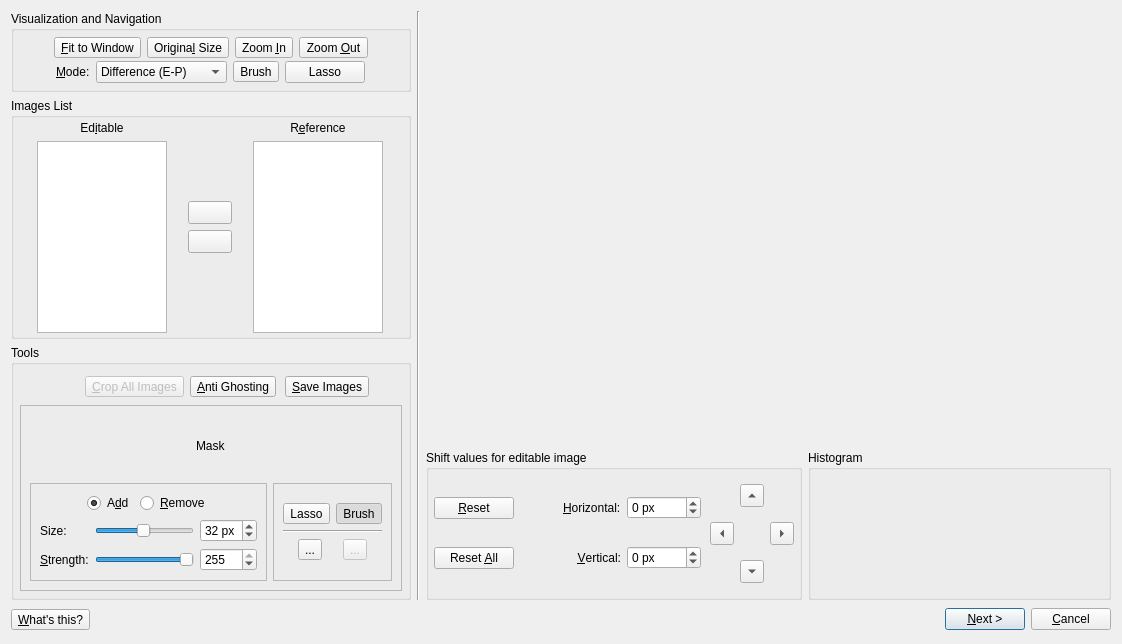
The window that src/HdrWizard/EditingTools.ui (LuminanceHDR/LuminanceHDR) describes before a commit, drawn with Qt 5.
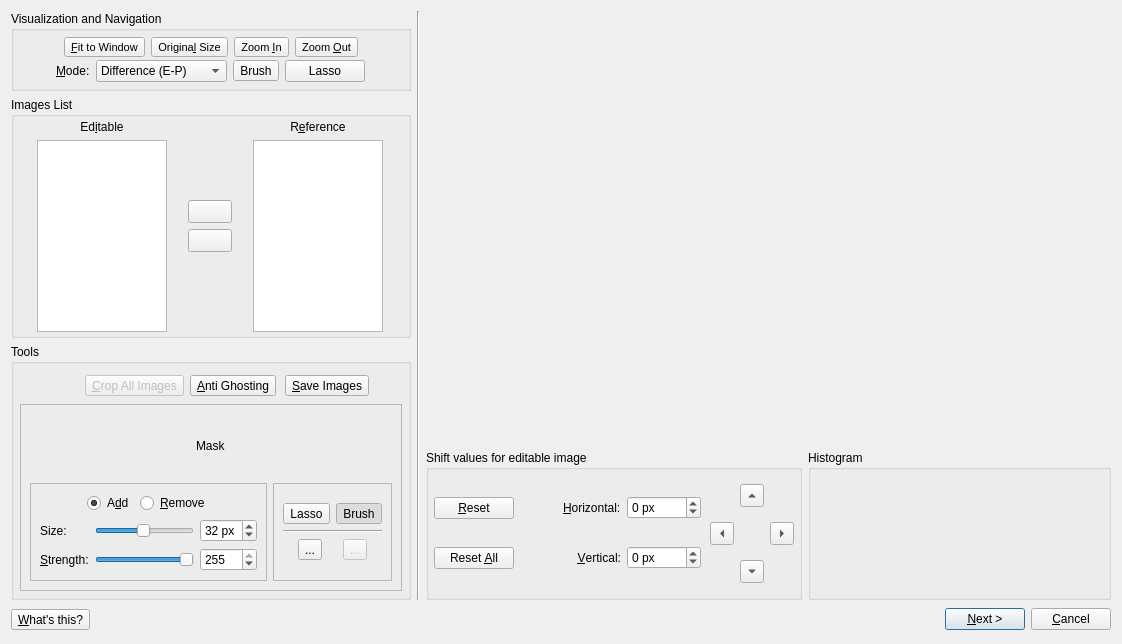
The same window after the commit. Icons and pictures are not drawn.

Commit message: [Auto antighosting]: Fix mistake in hueSquaredMean (returns the hue not the lightness)

```diff
--- a/src/HdrWizard/EditingTools.ui
+++ b/src/HdrWizard/EditingTools.ui
@@ -85,6 +85,11 @@
                 </item>
                 <item>
                  <widget class="QToolButton" name="fitButton">
+                  <property name="font">
+                   <font>
+                    <pointsize>8</pointsize>
+                   </font>
+                  </property>
                   <property name="toolTip">
                    <string>Fit to window</string>
                   </property>
@@ -108,6 +113,11 @@
                 </item>
                 <item>
                  <widget class="QToolButton" name="origSizeButton">
+                  <property name="font">
+                   <font>
+                    <pointsize>8</pointsize>
+                   </font>
+                  </property>
                   <property name="toolTip">
                    <string>Original size</string>
                   </property>
@@ -128,6 +138,11 @@
                 </item>
                 <item>
                  <widget class="QToolButton" name="zoomInButton">
+                  <property name="font">
+                   <font>
+                    <pointsize>8</pointsize>
+                   </font>
+                  </property>
                   <property name="toolTip">
                    <string>Zoom In</string>
                   </property>
@@ -148,6 +163,11 @@
                 </item>
                 <item>
                  <widget class="QToolButton" name="zoomOutButton">
+                  <property name="font">
+                   <font>
+                    <pointsize>8</pointsize>
+                   </font>
+                  </property>
                   <property name="toolTip">
                    <string>Zoom Out</string>
                   </property>
```
Left out of the diff: 2 changed lines with no effect on the pictures. The commit also changes 1 other file.
